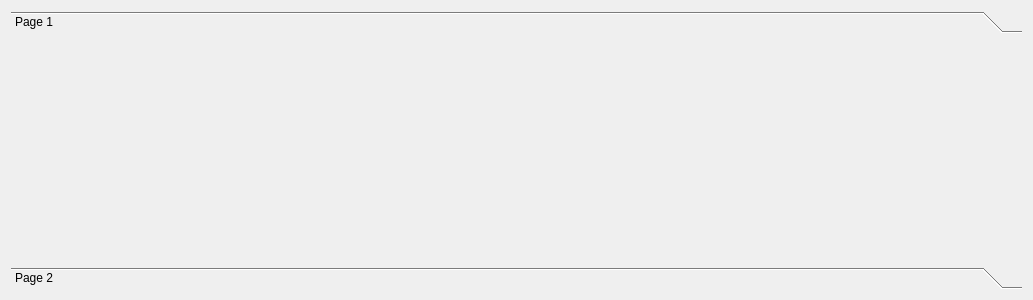
Old version of the form ui/manifeditwidget.ui in the repository padenot/PlanningMaker.
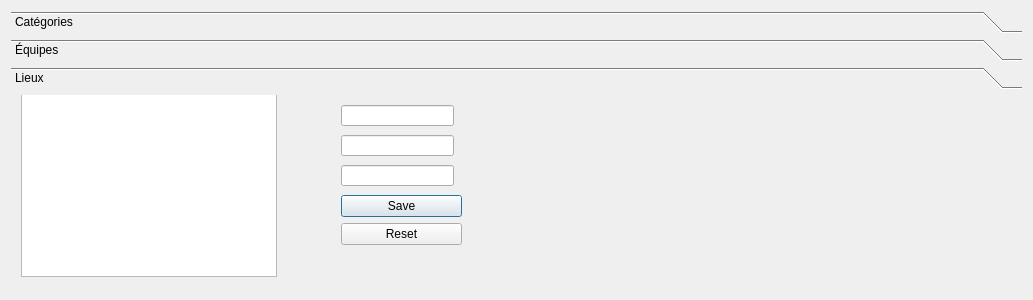
New version of the form.

The edit to the form file:
```diff
--- a/ui/manifeditwidget.ui
+++ b/ui/manifeditwidget.ui
@@ -17,7 +17,7 @@
    <item>
     <widget class="QToolBox" name="toolBox">
      <property name="currentIndex">
-      <number>0</number>
+      <number>2</number>
      </property>
      <widget class="QWidget" name="page">
       <property name="geometry">
@@ -25,11 +25,11 @@
         <x>0</x>
         <y>0</y>
         <width>1015</width>
-        <height>228</height>
+        <height>195</height>
        </rect>
       </property>
       <attribute name="label">
-       <string>Page 1</string>
+       <string>Catégories</string>
       </attribute>
      </widget>
      <widget class="QWidget" name="page_2">
@@ -42,8 +42,129 @@
        </rect>
       </property>
       <attribute name="label">
-       <string>Page 2</string>
+       <string>Équipes</string>
       </attribute>
+      <widget class="QListWidget" name="eqListWidget">
+       <property name="geometry">
+        <rect>
+         <x>20</x>
+         <y>0</y>
+         <width>256</width>
+         <height>192</height>
+        </rect>
+       </property>
+      </widget>
+      <widget class="QLineEdit" name="eqNomLineEdit">
+       <property name="geometry">
+        <rect>
+         <x>330</x>
+         <y>10</y>
+         <width>113</width>
+         <height>21</height>
+        </rect>
+       </property>
+      </widget>
+      <widget class="QListWidget" name="eqRespListWidget">
+       <property name="geometry">
+        <rect>
+         <x>470</x>
+         <y>0</y>
+         <width>256</width>
+         <height>192</height>
+        </rect>
+       </property>
+      </widget>
+      <widget class="QDialogButtonBox" name="eqBtns">
+       <property name="geometry">
+        <rect>
+         <x>740</x>
+         <y>60</y>
+         <width>121</width>
+         <height>71</height>
+        </rect>
+       </property>
+       <property name="orientation">
+        <enum>Qt::Vertical</enum>
+       </property>
+       <property name="standardButtons">
+        <set>QDialogButtonBox::Reset|QDialogButtonBox::Save</set>
+       </property>
+       <property name="centerButtons">
+        <bool>false</bool>
+       </property>
+      </widget>
+     </widget>
+     <widget class="QWidget" name="page_3">
+      <property name="geometry">
+       <rect>
+        <x>0</x>
+        <y>0</y>
+        <width>1015</width>
+        <height>195</height>
+       </rect>
+      </property>
+      <attribute name="label">
+       <string>Lieux</string>
+      </attribute>
+      <widget class="QListWidget" name="liListWidget">
+       <property name="geometry">
+        <rect>
+         <x>10</x>
+         <y>-10</y>
+         <width>256</width>
+         <height>192</height>
+        </rect>
+       </property>
+      </widget>
+      <widget class="QLineEdit" name="liNomLineEdit">
+       <property name="geometry">
+        <rect>
+         <x>330</x>
+         <y>10</y>
+         <width>113</width>
+         <height>21</height>
+        </rect>
+       </property>
+      </widget>
+      <widget class="QLineEdit" name="liLatLineEdit">
+       <property name="geometry">
+        <rect>
+         <x>330</x>
+         <y>40</y>
+         <width>113</width>
+         <height>21</height>
+        </rect>
+       </property>
+      </widget>
+      <widget class="QLineEdit" name="liLonLineEdit">
+       <property name="geometry">
+        <rect>
+         <x>330</x>
+         <y>70</y>
+         <width>113</width>
+         <height>21</height>
+        </rect>
+       </property>
+      </widget>
+      <widget class="QDialogButtonBox" name="liBtns">
+       <property name="geometry">
+        <rect>
+         <x>330</x>
+         <y>100</y>
+         <width>121</width>
+         <height>71</height>
+        </rect>
+       </property>
+       <property name="orientation">
+        <enum>Qt::Vertical</enum>
+       </property>
+       <property name="standardButtons">
+        <set>QDialogButtonBox::Reset|QDialogButtonBox::Save</set>
+       </property>
+       <property name="centerButtons">
+        <bool>false</bool>
+       </property>
+      </widget>
      </widget>
     </widget>
    </item>
```
Left out of the diff: 60 changed lines with no effect on the pictures.
